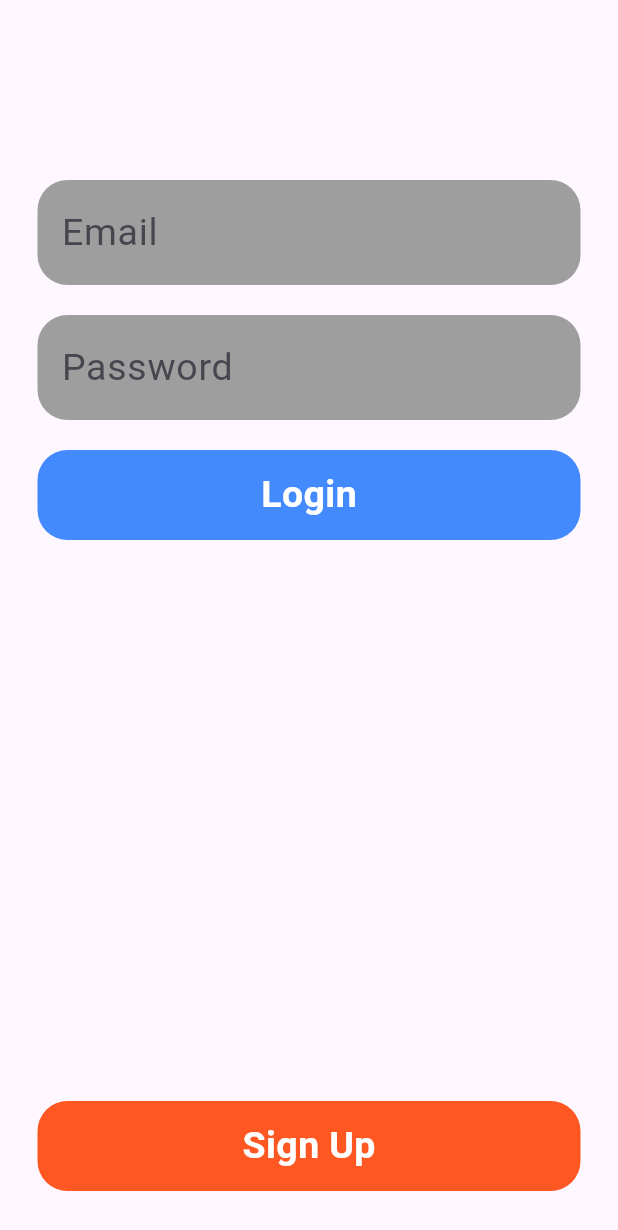
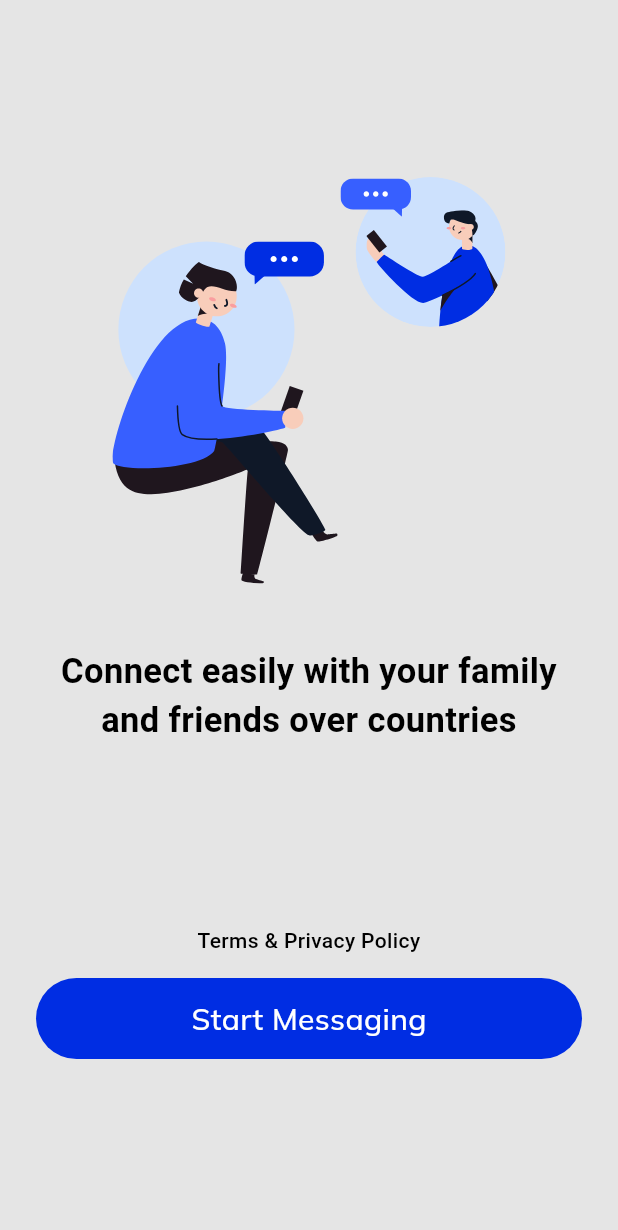
Before and after one commit to moazosama1/chat_app, a Flutter app: the screen it shows after launch, on a phone screen of 412 x 824 dp. Shown: the top 1230 px of the screen. Run offline on Flutter 3.47's test engine with Material 3 defaults, Android fonts, the phone set to English and light mode, and no system bars; drawn by our look-alikes of modal_progress_hud_nsn; our stand-ins replace bloc, cloud_firestore, firebase_auth, firebase_core, flutter_bloc, flutter_svg and 3 more; accounts and stored records are empty.

Commit message:
+feat (new feat) : add new page

```diff
--- a/lib/core/app_router.dart
+++ b/lib/core/app_router.dart
@@ -1,4 +1,5 @@
 import 'package:go_router/go_router.dart';
+import 'package:test_firebase/features/auth/presentation/view/home_auth_view.dart';
 import 'package:test_firebase/features/auth/presentation/view/login_view.dart';
 import 'package:test_firebase/features/splash/presentation/view/splash_view.dart';
 
@@ -9,6 +10,7 @@ class AppRouter {
   static String kLoginView = '/LoginView';
   static String kRegisterView = '/RegisterView';
   static String kHomeView = '/HomeView';
+  static String kHomeAuthView = '/HomeAuthView';
   static String kSplashView = '/';
   static final router = GoRouter(routes: [
     GoRoute(
@@ -20,6 +22,11 @@ class AppRouter {
       path: '/LoginView',
       name: kLoginView,
       builder: (context, state) => const LoginView(),
+    ),
+    GoRoute(
+      path: '/HomeAuthView',
+      name: kHomeAuthView,
+      builder: (context, state) => const HomeAuthView(),
     ),
     GoRoute(
       name: "HomeView",
--- a/lib/core/utils/color_app.dart
+++ b/lib/core/utils/color_app.dart
@@ -0,0 +1,8 @@
+import 'package:flutter/material.dart';
+
+class ColorApp {
+  static const primaryColorWhiteInLightTheme = Color(0xffE5E5E5);
+  static const blue = Color(0xff002DE3);
+  static const textColorInLightTheme = Color(0xff0F1828);
+  static const white = Colors.white;
+}
--- /dev/null
+++ b/lib/core/utils/image_path.dart
@@ -0,0 +1,3 @@
+class ImagePathInApp {
+  static const String Illustration = "assets/svg_image/Illustration.svg";
+}
--- a/lib/core/utils/theme.dart
+++ b/lib/core/utils/theme.dart
@@ -0,0 +1,17 @@
+import 'package:flutter/material.dart';
+import 'package:test_firebase/core/utils/color_app.dart';
+
+class ThemeModeInApp {
+  ColorApp colorApp = ColorApp();
+  static ThemeData themelight = ThemeData(
+    scaffoldBackgroundColor: ColorApp.primaryColorWhiteInLightTheme,
+    colorScheme: ColorScheme.fromSeed(
+      seedColor: ColorApp.white,
+      surface: ColorApp.white,
+      primary: ColorApp.primaryColorWhiteInLightTheme,
+      onPrimary: ColorApp.textColorInLightTheme,
+      secondary: ColorApp.blue,
+      onSecondary: ColorApp.primaryColorWhiteInLightTheme,
+    ),
+  );
+}
--- /dev/null
+++ b/lib/features/auth/presentation/view/home_auth_view.dart
@@ -0,0 +1,14 @@
+import 'package:flutter/material.dart';
+import 'package:flutter/widgets.dart';
+import 'package:test_firebase/features/auth/presentation/view/widgets/home_auth_body.dart';
+
+class HomeAuthView extends StatelessWidget {
+  const HomeAuthView({Key? key});
+
+  @override
+  Widget build(BuildContext context) {
+    return Scaffold(
+      body: HomeAuthViewBody(),
+    );
+  }
+}
--- a/lib/features/auth/presentation/view/widgets/custom_button.dart
+++ b/lib/features/auth/presentation/view/widgets/custom_button.dart
@@ -1,32 +1,35 @@
-
 import 'package:flutter/material.dart';
+import 'package:google_fonts/google_fonts.dart';
 
 class CustomButton extends StatelessWidget {
-  const CustomButton({
-    super.key, required this.textButton, required this.colorButton, required this.onPressed
-  });
+  const CustomButton(
+      {super.key,
+      required this.textButton,
+      required this.colorButton,
+      required this.onPressed});
   final String textButton;
   final Color colorButton;
   final void Function() onPressed;
   @override
   Widget build(BuildContext context) {
+    var theme = Theme.of(context);
     return GestureDetector(
       onTap: onPressed,
       child: Container(
-        height: 60,
+        height: 54,
         width: double.infinity,
         decoration: BoxDecoration(
           color: colorButton,
-          borderRadius: BorderRadius.circular(20),
+          borderRadius: BorderRadius.circular(30),
         ),
         child: Center(
           child: Text(
             textButton,
-            style:const TextStyle(
-                color: Colors.white,
-                fontSize: 25,
-                fontWeight: FontWeight.w700
-            ),
+            style: TextStyle(
+                color: theme.colorScheme.surface,
+                fontFamily: GoogleFonts.mulish().fontFamily,
+                fontSize: 20,
+                fontWeight: FontWeight.w500),
           ),
         ),
       ),
--- /dev/null
+++ b/lib/features/auth/presentation/view/widgets/home_auth_body.dart
@@ -0,0 +1,58 @@
+import 'package:flutter/material.dart';
+import 'package:flutter/widgets.dart';
+import 'package:flutter_svg/flutter_svg.dart';
+import 'package:go_router/go_router.dart';
+import 'package:test_firebase/core/app_router.dart';
+import 'package:test_firebase/core/utils/image_path.dart';
+import 'package:test_firebase/features/auth/presentation/view/widgets/custom_button.dart';
+
+class HomeAuthViewBody extends StatelessWidget {
+  HomeAuthViewBody({Key? key}) : super(key: key);
+  ImagePathInApp imagePathInApp = ImagePathInApp();
+  @override
+  Widget build(BuildContext context) {
+    var theme = Theme.of(context);
+    return Padding(
+      padding: const EdgeInsets.symmetric(horizontal: 24, vertical: 56),
+      child: Column(
+        crossAxisAlignment: CrossAxisAlignment.center,
+        mainAxisAlignment: MainAxisAlignment.center,
+        children: [
+          SvgPicture.asset(
+            ImagePathInApp.Illustration,
+            height: 271,
+            width: 262,
+          ),
+          const SizedBox(
+            height: 42,
+          ),
+          const Text(
+            textAlign: TextAlign.center,
+            "Connect easily with your family and friends over countries",
+            style: TextStyle(
+                color: Colors.black, fontSize: 23, fontWeight: FontWeight.w700),
+          ),
+          const SizedBox(
+            height: 120,
+          ),
+          const Text(
+            textAlign: TextAlign.center,
+            "Terms & Privacy Policy",
+            style: TextStyle(
+                color: Colors.black, fontSize: 14, fontWeight: FontWeight.w500),
+          ),
+          const SizedBox(
+            height: 15,
+          ),
+          CustomButton(
+            colorButton: theme.colorScheme.secondary,
+            onPressed: () {
+              GoRouter.of(context).push(AppRouter.kLoginView);
+            },
+            textButton: "Start Messaging",
+          ),
+        ],
+      ),
+    );
+  }
+}
--- a/lib/features/splash/presentation/view/widget/splash_view_body.dart
+++ b/lib/features/splash/presentation/view/widget/splash_view_body.dart
@@ -1,4 +1,3 @@
-
 import 'package:flutter/cupertino.dart';
 import 'package:flutter/material.dart';
 import 'package:flutter_bloc/flutter_bloc.dart';
@@ -14,16 +13,16 @@ class SplashViewBody extends StatelessWidget {
   Widget build(BuildContext context) {
     Future.delayed(
       const Duration(seconds: 3),
-      ()async {
-        SharedPreferences sharedPreferences =await SharedPreferences.getInstance();
+      () async {
+        SharedPreferences sharedPreferences =
+            await SharedPreferences.getInstance();
         String? user = sharedPreferences.getString("email");
-        if(user != null){
+        if (user != null) {
           BlocProvider.of<ChatCubit>(context).getMessages();
-          GoRouter.of(context).push(AppRouter.kHomeView,extra: user);
+          GoRouter.of(context).push(AppRouter.kHomeView, extra: user);
           print(user);
-        }
-        else{
-          GoRouter.of(context).push(AppRouter.kLoginView);
+        } else {
+          GoRouter.of(context).push(AppRouter.kHomeAuthView);
         }
       },
     );
--- a/lib/main.dart
+++ b/lib/main.dart
@@ -2,6 +2,7 @@ import 'package:firebase_core/firebase_core.dart';
 import 'package:flutter/material.dart';
 import 'package:flutter_bloc/flutter_bloc.dart';
 import 'package:test_firebase/core/app_router.dart';
+import 'package:test_firebase/core/utils/theme.dart';
 import 'package:test_firebase/features/auth/presentation/view_model/auth_cubit.dart';
 import 'package:test_firebase/features/chat/presentation/view_model/chat_cubit.dart';
 import 'firebase_options.dart';
@@ -28,6 +29,7 @@ class MyApp extends StatelessWidget {
         ),
       ],
       child: MaterialApp.router(
+        theme: ThemeModeInApp.themelight,
         title: 'Flutter Demo',
         routerConfig: AppRouter.router,
         debugShowCheckedModeBanner: false,
```
Also changed, not shown: pubspec.yaml (+6 -5 lines), assets/svg_image/Illustration.svg (added), flutter_01.png (added), pubspec.lock.
